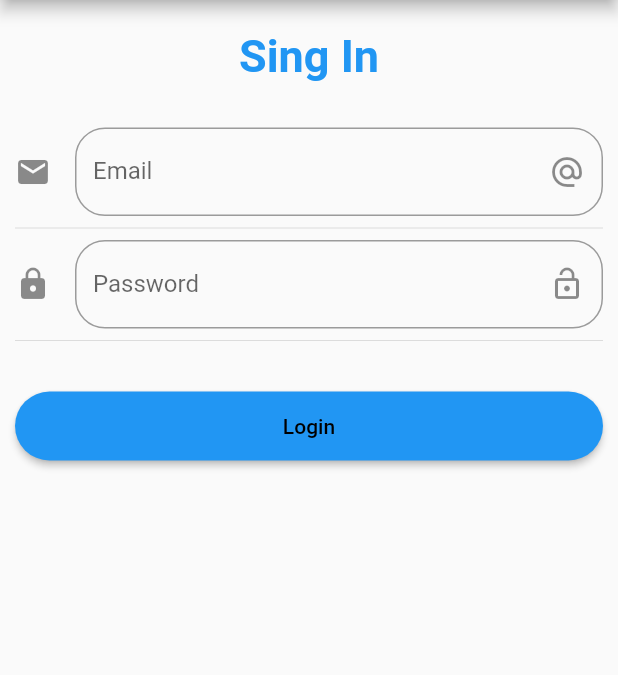
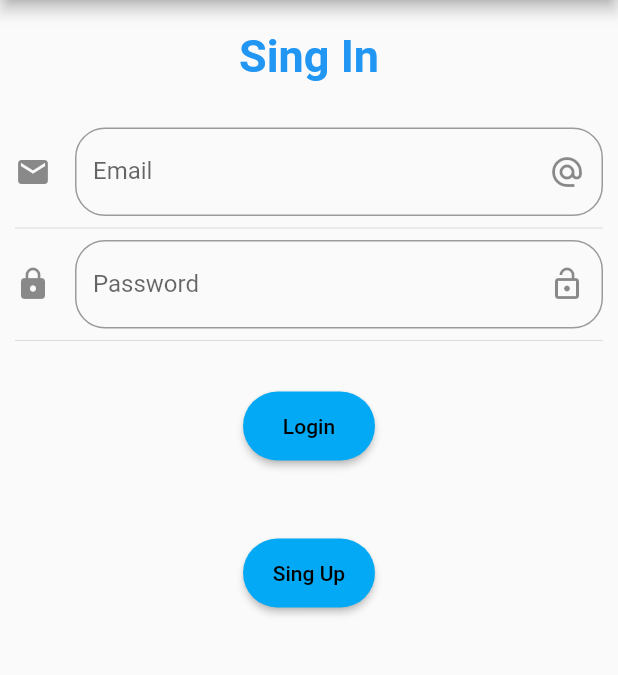
Before and after one commit to sebastianjsam/MoviePhileFrontend, a Flutter app: the screen it shows after launch, after a tap on "Login Usuario", on a phone screen of 412 x 824 dp, the part 84-759 px from its top. Run offline on Flutter 3.47's test engine with Material 2 defaults, Android fonts, the phone set to English and light mode, and no system bars; drawn by our look-alikes of overlay_support; accounts and stored records are empty; network calls fail; Roboto replaces fonts that are missing (MyFont, OpenSans).

Commit message:
Se realizo cambios en los nombres de las clases ah ingles

```diff
--- a/MoviePhile_Frontend/data/menu_opts.json
+++ b/MoviePhile_Frontend/data/menu_opts.json
@@ -3,7 +3,7 @@
     "rutas" : [
 
         {
-            "ruta" : "login Usuario",
+            "ruta" : "User Login",
             "icon" : "input",
             "texto": "Login Usuario"
         },
--- a/MoviePhile_Frontend/lib/main.dart
+++ b/MoviePhile_Frontend/lib/main.dart
@@ -22,7 +22,6 @@ void main() {
   runApp(MyApp());
 }
 
-
 //main principal
 class MyApp extends StatelessWidget {
   @override
@@ -33,7 +32,7 @@ class MyApp extends StatelessWidget {
         debugShowCheckedModeBanner: false,
         // home: HomePage()
         initialRoute: '/',
-        routes: getObtenerRutas(),
+        routes: getRoutes(),
         onGenerateRoute: (RouteSettings settings) {
           return MaterialPageRoute(
               builder: (BuildContext context) => Principal());
--- a/MoviePhile_Frontend/lib/src/pages/Principal.dart
+++ b/MoviePhile_Frontend/lib/src/pages/Principal.dart
@@ -7,7 +7,6 @@ class Principal extends StatelessWidget {
   Widget build(BuildContext context) {
     return Scaffold(
       appBar: AppBar(
-
         centerTitle: true,
         title: Column(children: [
           Text("MoviePhile"),
--- a/MoviePhile_Frontend/lib/src/pages/LoginUsuario_page.dart
+++ b/MoviePhile_Frontend/lib/src/pages/UserLogin_page.dart
@@ -1,15 +1,15 @@
 import 'package:flutter/material.dart';
-import 'package:flutter_demo/src/Model/Login_Usuario.dart';
+import 'package:flutter_demo/src/Model/User_Login.dart';
 import 'package:flutter_demo/src/services/user_service.dart';
 
-class LoginUsuarioPage extends StatefulWidget {
+class UserLogin_page extends StatefulWidget {
   @override
   _LoginPageState createState() => _LoginPageState();
 }
 
 // Estructura de la pagina login
 // Con sus respectivos campos de email y password
-class _LoginPageState extends State<LoginUsuarioPage> {
+class _LoginPageState extends State<UserLogin_page> {
   UserLogin userLogin;
   final emailCotroler = TextEditingController();
   final passwordControler = TextEditingController();
@@ -48,11 +48,13 @@ class _LoginPageState extends State<LoginUsuarioPage> {
               ],
             ),
           ),
-          _crearEmail(),
+          _buildEmail(),
           Divider(),
-          _crearContrasena(),
+          _buildPassword(),
           Divider(),
-          _crearBtnLogin(),
+          _buildBtnLogin(),
+          //  Divider(),
+          _buildSignupBtn(),
         ],
       ),
     );
@@ -60,7 +62,7 @@ class _LoginPageState extends State<LoginUsuarioPage> {
 
 // Metodo que estructura el campo email
 // return el campo de ingresar email
-  Widget _crearEmail() {
+  Widget _buildEmail() {
     return TextField(
       //autofocus: true,
       controller: emailCotroler,
@@ -80,7 +82,7 @@ class _LoginPageState extends State<LoginUsuarioPage> {
 
 // Metodo que estructura el campo password
 // return el campo de ingresar password
-  Widget _crearContrasena() {
+  Widget _buildPassword() {
     return TextField(
         //autofocus: true,
         controller: passwordControler,
@@ -99,13 +101,13 @@ class _LoginPageState extends State<LoginUsuarioPage> {
   }
 
 // Crear  boton de login
-  Widget _crearBtnLogin() {
-    return Container(
+  Widget _buildBtnLogin() {
+    return MaterialButton(
       padding: EdgeInsets.symmetric(vertical: 25.0),
-      width: double.infinity,
+      // width: double.infinity,
       child: RaisedButton(
         child: Text('Login'),
-        color: Colors.blue,
+        color: Colors.lightBlue,
         textColor: Colors.black,
         shape: StadiumBorder(),
         onPressed: () {
@@ -115,7 +117,7 @@ class _LoginPageState extends State<LoginUsuarioPage> {
                 if (value != null)
                   {Navigator.pushNamed(context, '/')}
                 else
-                  {_mostrarAlerta(context)}
+                  {_buildAlert(context)}
               });
         },
         padding: EdgeInsets.all(15.0),
@@ -126,7 +128,7 @@ class _LoginPageState extends State<LoginUsuarioPage> {
 // Metodo que estructura al momento de dar un click con una alerta
 // return un alerta
 //
-  void _mostrarAlerta(BuildContext context) {
+  void _buildAlert(BuildContext context) {
     showDialog(
       context: context,
       barrierDismissible: true,
@@ -154,4 +156,21 @@ class _LoginPageState extends State<LoginUsuarioPage> {
       },
     );
   }
+
+  Widget _buildSignupBtn() {
+    return MaterialButton(
+      padding: EdgeInsets.symmetric(vertical: 25.0),
+      // width: double.minPositive,
+      child: RaisedButton(
+        child: Text('Sing Up'),
+        color: Colors.lightBlue,
+        textColor: Colors.black,
+        shape: StadiumBorder(),
+        onPressed: () {
+          Navigator.pushNamed(context, 'Registro Usuario');
+        },
+        padding: EdgeInsets.all(15.0),
+      ),
+    );
+  }
 }
--- a/MoviePhile_Frontend/lib/src/routes/route.dart
+++ b/MoviePhile_Frontend/lib/src/routes/route.dart
@@ -1,20 +1,19 @@
 import 'package:flutter/material.dart';
 import 'package:flutter_demo/src/pages/FilmComment.dart';
-import 'package:flutter_demo/src/pages/LoginUsuario_page.dart';
+import 'package:flutter_demo/src/pages/UserLogin_page.dart';
 import 'package:flutter_demo/src/pages/Principal.dart';
 import 'package:flutter_demo/src/pages/Registro_page.dart';
 import 'package:flutter_demo/src/pages/ConsultarTitulo_page.dart';
 
-Map<String, WidgetBuilder> getObtenerRutas() {
+Map<String, WidgetBuilder> getRoutes() {
   return <String, WidgetBuilder>{
     //Rutas a las cuales estan creadas y que podemos acceder
     '/': (BuildContext context) => Principal(),
-    'login Usuario': (BuildContext context) => LoginUsuarioPage(),
+    'User Login': (BuildContext context) => UserLogin_page(),
     'Registro Usuario': (BuildContext context) => RegistroPage(),
 
     'CommentFilm': (BuildContext context) => CommentFilm(),
 
     'Consultar Titulo': (BuildContext context) => ConsultarPage(),
-
   };
 }
--- a/MoviePhile_Frontend/lib/src/services/user_service.dart
+++ b/MoviePhile_Frontend/lib/src/services/user_service.dart
@@ -1,6 +1,6 @@
 import 'dart:async';
 import 'dart:convert';
-import 'package:flutter_demo/src/Model/Login_Usuario.dart';
+import 'package:flutter_demo/src/Model/User_Login.dart';
 import 'package:flutter_demo/src/Model/token.dart';
 import 'package:flutter_demo/src/utils/environment.dart';
 import 'package:http/http.dart' as http;
@@ -16,7 +16,7 @@ Future<Token> getToken(UserLogin userLogin) async {
     headers: <String, String>{
       'Content-Type': 'application/json; charset=UTF-8',
     },
-    //body: jsonEncode(userLogin.toJson()),
+    body: jsonEncode(userLogin.toJson()),
   );
 
   if (response.statusCode == 200) {
```
Also changed, not shown: MoviePhile_Frontend/lib/src/Model/User_Login.dart (renamed from MoviePhile_Frontend/lib/src/Model/Login_Usuario.dart).
